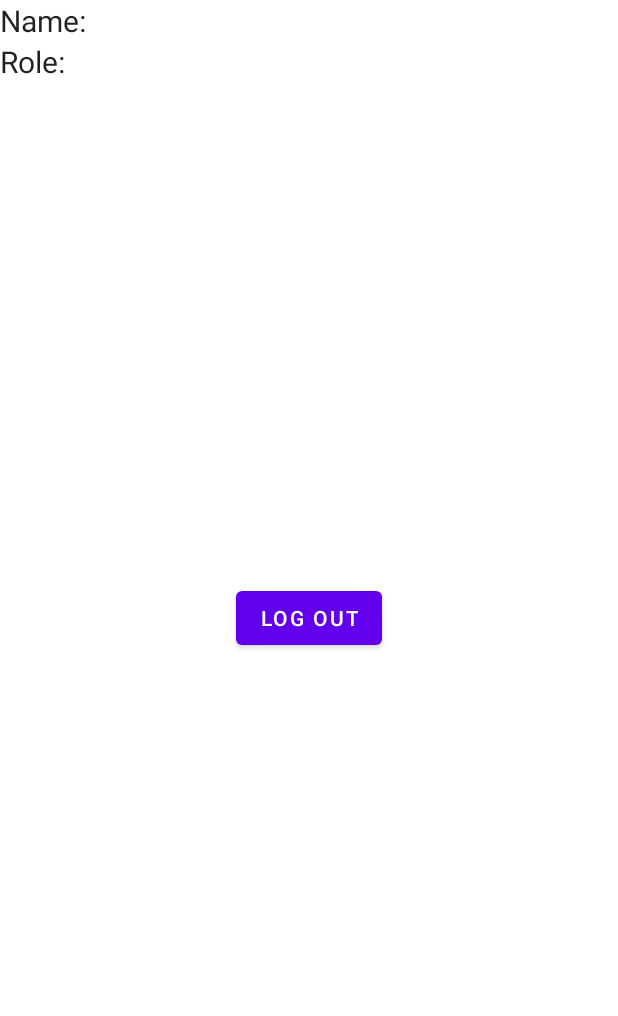
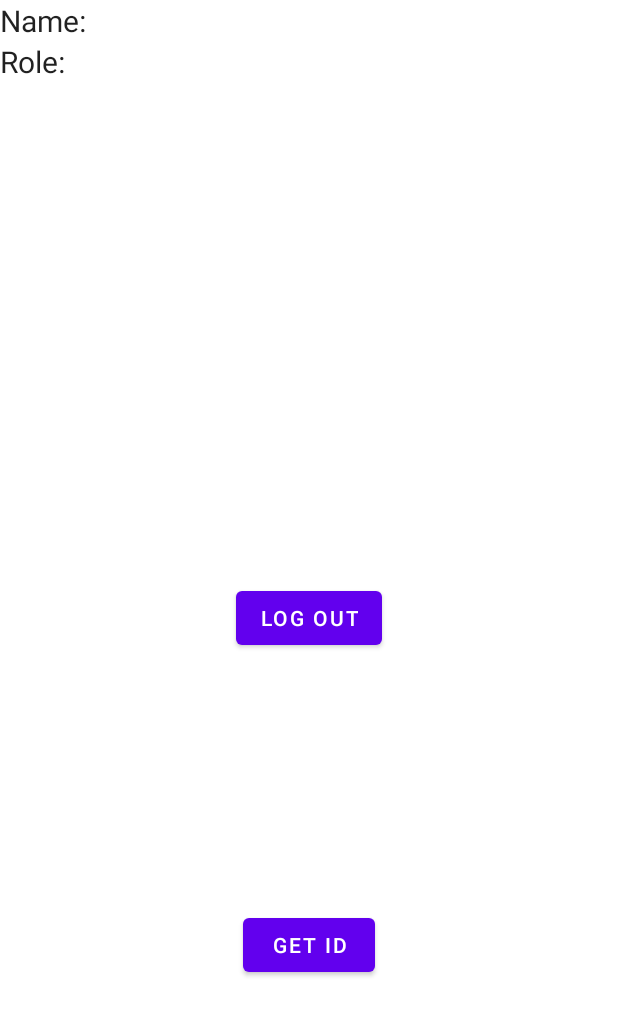
Before and after one commit to georgsvit/Marchen.Android, an Android app: the layout fragment_profile.xml on its own in the app's theme, with its tools: preview values and no code run, on a phone screen of 412 x 824 dp. Shown: the top 1016 px of the screen. Run offline under Robolectric (Android 15) with nearby library versions, the phone set to English and light mode, and no system bars.

Commit message:
GetIdBtn for user in teacher role added.

```diff
--- a/app/src/main/res/layout/fragment_profile.xml
+++ b/app/src/main/res/layout/fragment_profile.xml
@@ -5,6 +5,7 @@
     xmlns:app="http://schemas.android.com/apk/res-auto">
 
     <data>
+        <import type="android.view.View"/>
         <variable
             name="accountViewModel"
             type="com.example.marchenandroid.ui.profile.ProfileViewModel" />
@@ -80,6 +81,17 @@
                 app:layout_constraintStart_toStartOf="parent"
                 app:layout_constraintTop_toTopOf="parent" />
 
+            <Button
+                android:id="@+id/getIdBtn"
+                android:layout_width="wrap_content"
+                android:layout_height="wrap_content"
+                android:text="Get Id"
+                app:layout_constraintBottom_toBottomOf="parent"
+                app:layout_constraintEnd_toEndOf="parent"
+                app:layout_constraintStart_toStartOf="parent"
+                app:layout_constraintTop_toBottomOf="@+id/quit"
+                android:visibility="@{accountViewModel.userRole == 1 ? View.VISIBLE : View.GONE}"/>
+
         </androidx.constraintlayout.widget.ConstraintLayout>
 
     </FrameLayout>
```
Also changed, not shown: app/src/main/java/com/example/marchenandroid/ui/profile/ProfileFragment.kt (+7 -0 lines), app/src/main/java/com/example/marchenandroid/ui/profile/ProfileViewModel.kt (+8 -0 lines).
